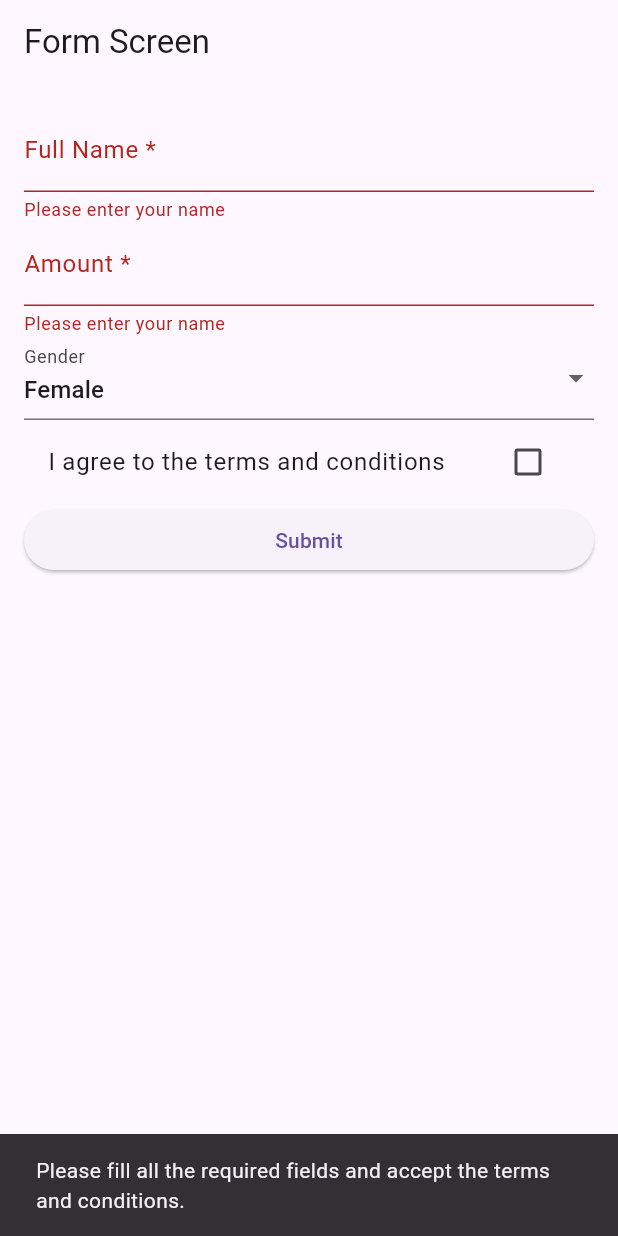
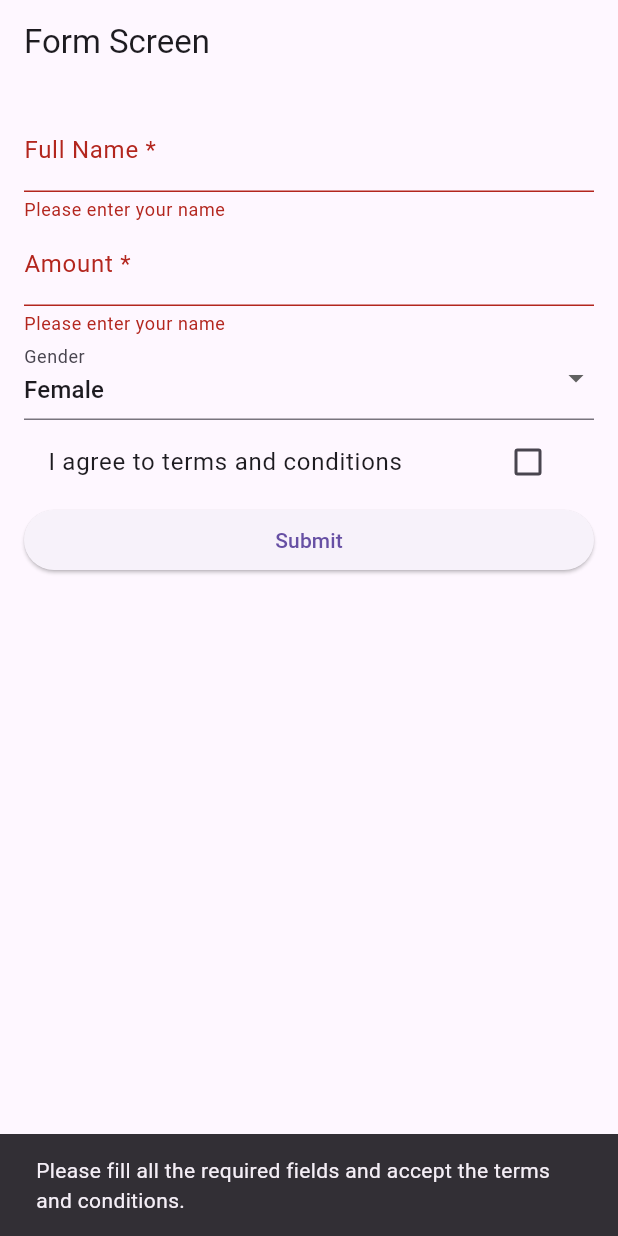
Before and after one commit to esrakalkann/kullanici_bilgi_formu, a Flutter app: the screen it shows after launch, after a tap on "Submit", on a phone screen of 412 x 824 dp. Run offline on Flutter 3.47's test engine with Material 3 defaults, Android fonts, the phone set to English and light mode, and no system bars.

Commit message:
form summary page, navigation with navigatorpush

```diff
--- a/lib/screens/form_page.dart
+++ b/lib/screens/form_page.dart
@@ -1,5 +1,6 @@
 import 'package:flutter/material.dart';
 import 'package:user_info_form/models.dart/user_model.dart';
+import 'package:user_info_form/screens/info_sum.dart';
 
 class FormScreen extends StatefulWidget {
   const FormScreen({super.key});
@@ -27,6 +28,14 @@ class _FormScreenState extends State<FormScreen> {
         isAgreed: _isAgreed,
       );
 
+      Navigator.push(
+  context,
+  MaterialPageRoute(
+    builder: (context) => InfoSum(user: userModel),
+  ),
+);
+
+
       print("Form sent: ${userModel.fullName}");
     } else {
       ScaffoldMessenger.of(context).showSnackBar(
@@ -36,7 +45,11 @@ class _FormScreenState extends State<FormScreen> {
           ),
         ),
       );
+
+
     }
+
+
   }
 
   @override
@@ -58,6 +71,7 @@ class _FormScreenState extends State<FormScreen> {
                 onSaved: (String? value) {
                   // This optional block of code can be used to run
                   // code when the user saves the form.
+                  _fullName = value ?? '';
                 },
                 validator: (value) {
                   if (value == null || value.isEmpty) {
@@ -73,6 +87,10 @@ class _FormScreenState extends State<FormScreen> {
                   hintText:
                       'Please enter the amount of money you want to withdraw',
                 ),
+                onSaved: (String? value) {
+                  _amount = value ?? '';
+                },
+
                 keyboardType: TextInputType.number,
                 validator: (value) {
                   if (value == null || value.isEmpty) {
@@ -98,14 +116,13 @@ class _FormScreenState extends State<FormScreen> {
               ),
 
               CheckboxListTile(
-                title: const Text("I agree to the terms and conditions"),
+                title: const Text("I agree to terms and conditions"),
                 value: _isAgreed,
                 onChanged: (value) {
-                    setState(() {
-                      _isAgreed = value ?? false;
-
-                });
-              },
+                  setState(() {
+                    _isAgreed = value ?? false;
+                  });
+                },
               ),
               ElevatedButton(
                 onPressed: _submitForm,
```
Also changed, not shown: lib/screens/info_sum.dart (+61 -0 lines).
